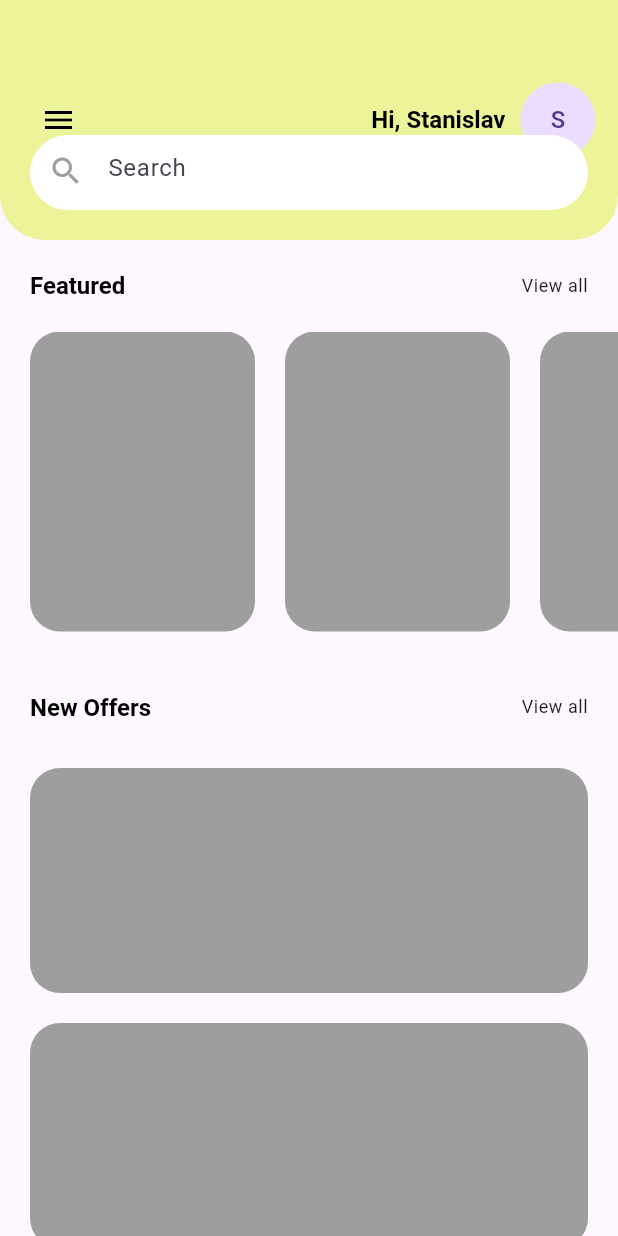
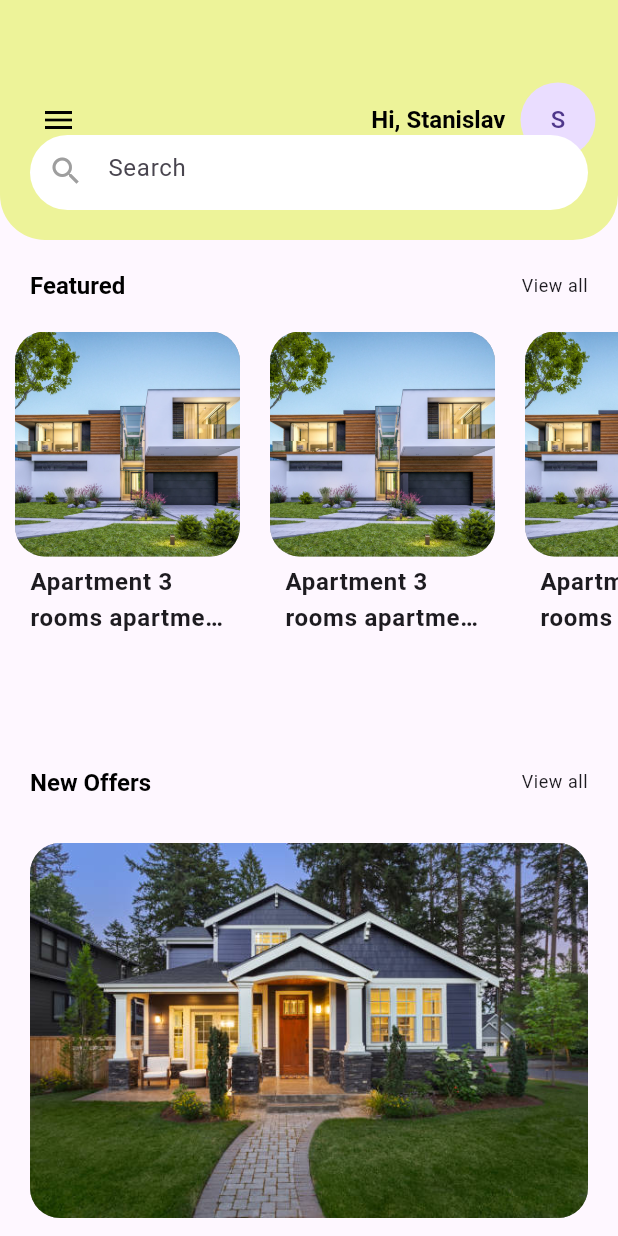
Before and after one commit to AbishekPerera/homzes, a Flutter app: the HomeScreen screen opened by its route, on a phone screen of 412 x 824 dp. Run offline on Flutter 3.47's test engine with Material 3 defaults, Android fonts, the phone set to English and light mode, and no system bars; our stand-ins replace get, google_fonts.

Commit message:
completed UI

```diff
--- a/lib/routes/app_route.dart
+++ b/lib/routes/app_route.dart
@@ -1,5 +1,6 @@
 import 'package:get/get.dart';
 import 'package:homzes/screens/home_screen/home_screen.dart';
+import 'package:homzes/screens/search_and_catalog_screen/search_and_catalog_screen.dart';
 import 'package:homzes/screens/splash_screen/splash_screen.dart';
 import 'package:homzes/screens/welcome_screen/welcome_screen.dart';
 
@@ -7,4 +8,8 @@ var appRoutes = [
   GetPage(name: "/", page: () => SplashScreen()),
   GetPage(name: "/welcome-screen", page: () => WelcomeScreen()),
   GetPage(name: "/home-screen", page: () => HomeScreen()),
+  GetPage(
+    name: "/search-and-catalog-sreen",
+    page: () => SearchAndCatalogScreen(),
+  ),
 ];
--- a/lib/screens/home_screen/home_screen.dart
+++ b/lib/screens/home_screen/home_screen.dart
@@ -1,5 +1,7 @@
 import 'package:flutter/material.dart';
+import 'package:get/get.dart';
 import 'package:homzes/constants/colors_constants.dart';
+import 'package:homzes/constants/image_constants.dart';
 
 class HomeScreen extends StatelessWidget {
   @override
@@ -94,9 +96,14 @@ class HomeScreen extends StatelessWidget {
                   ),
 
                   // see all
-                  Text(
+                  InkWell(
+                    onTap: () {
+                      Get.toNamed("/search-and-catalog-sreen");
+                    },
+                    child: Text(
                       "View all",
                       style: Theme.of(context).textTheme.bodySmall,
+                    ),
                   ),
                 ],
               ),
@@ -106,17 +113,44 @@ class HomeScreen extends StatelessWidget {
           // featured items
           SliverToBoxAdapter(
             child: SizedBox(
-              height: 200,
+              height: 250,
               child: ListView.builder(
                 scrollDirection: Axis.horizontal,
                 itemCount: 5,
                 itemBuilder: (context, index) {
-                  return Container(
-                    margin: const EdgeInsets.only(left: 20),
+                  return InkWell(
+                    onTap: () {},
+                    borderRadius: BorderRadius.circular(20),
+                    child: Column(
+                      children: [
+                        Container(
+                          margin: const EdgeInsets.only(left: 10, right: 10),
+                          height: 150,
                           width: 150,
                           decoration: BoxDecoration(
                             color: Colors.grey,
+                            image: DecorationImage(
+                              image: AssetImage(ImageConstants.home3),
+                              fit: BoxFit.cover,
+                            ),
                             borderRadius: BorderRadius.circular(20),
+                          ),
+                        ),
+                        const SizedBox(height: 5),
+                        Container(
+                          height: 50,
+                          width: 150,
+                          padding: const EdgeInsets.symmetric(horizontal: 10),
+                          child: Text(
+                            "Apartment 3 rooms apartment 3 rooms",
+                            textAlign: TextAlign.left,
+                            overflow: TextOverflow.ellipsis,
+                            maxLines: 2,
+                            style: Theme.of(context).textTheme.bodyLarge!
+                                .copyWith(fontWeight: FontWeight.bold),
+                          ),
+                        ),
+                      ],
                     ),
                   );
                 },
@@ -142,9 +176,14 @@ class HomeScreen extends StatelessWidget {
                   ),
 
                   // see all
-                  Text(
+                  InkWell(
+                    onTap: () {
+                      Get.toNamed("/search-and-catalog-sreen");
+                    },
+                    child: Text(
                       "View all",
                       style: Theme.of(context).textTheme.bodySmall,
+                    ),
                   ),
                 ],
               ),
@@ -154,16 +193,46 @@ class HomeScreen extends StatelessWidget {
           // offer items
           SliverList(
             delegate: SliverChildBuilderDelegate((context, index) {
-              return Container(
+              return Column(
+                children: [
+                  Container(
                     margin: const EdgeInsets.symmetric(
                       horizontal: 20,
                       vertical: 10,
                     ),
-                height: 150,
+                    height: 250,
                     decoration: BoxDecoration(
                       color: Colors.grey,
+                      image: DecorationImage(
+                        image: AssetImage(ImageConstants.home2),
+                        fit: BoxFit.cover,
+                      ),
                       borderRadius: BorderRadius.circular(20),
                     ),
+                  ),
+                  const SizedBox(height: 5),
+                  Padding(
+                    padding: const EdgeInsets.symmetric(horizontal: 20),
+                    child: Row(
+                      mainAxisAlignment: MainAxisAlignment.spaceBetween,
+                      children: [
+                        Text(
+                          "Apartment 3 rooms",
+                          style: Theme.of(context).textTheme.bodyLarge!
+                              .copyWith(fontWeight: FontWeight.bold),
+                        ),
+                        Row(
+                          children: [
+                            Icon(Icons.star_border, color: Colors.green),
+                            Text("4.5"),
+                            Text("(29 Reviews)"),
+                          ],
+                        ),
+                      ],
+                    ),
+                  ),
+                  const SizedBox(height: 10),
+                ],
               );
             }, childCount: 5),
           ),
```
Also changed, not shown: lib/screens/search_and_catalog_screen/search_and_catalog_screen.dart (added, +200 -0 lines). Lines whose indentation alone changed are shown as unchanged.
